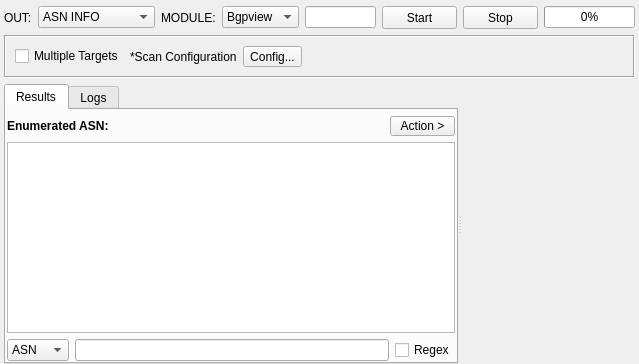
Old version of the form sub3suite/src/enums/asn/ASNEnum.ui in the repository 3nock/OTE.
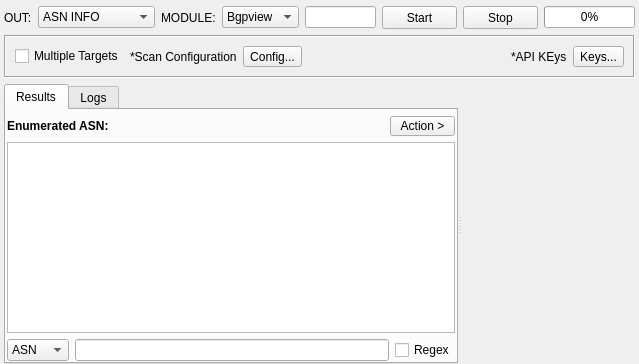
New version of the form. Custom widgets are drawn as their Qt base class.

The edit to the form file:
```diff
--- a/sub3suite/src/enums/asn/ASNEnum.ui
+++ b/sub3suite/src/enums/asn/ASNEnum.ui
@@ -168,6 +168,20 @@
         </property>
        </spacer>
       </item>
+      <item>
+       <widget class="QLabel" name="label">
+        <property name="text">
+         <string>*API KEys</string>
+        </property>
+       </widget>
+      </item>
+      <item>
+       <widget class="QToolButton" name="buttonAPIKeys">
+        <property name="text">
+         <string>Keys...</string>
+        </property>
+       </widget>
+      </item>
      </layout>
     </widget>
    </item>
```
Left out of the diff: 2 changed lines with no effect on the pictures.
